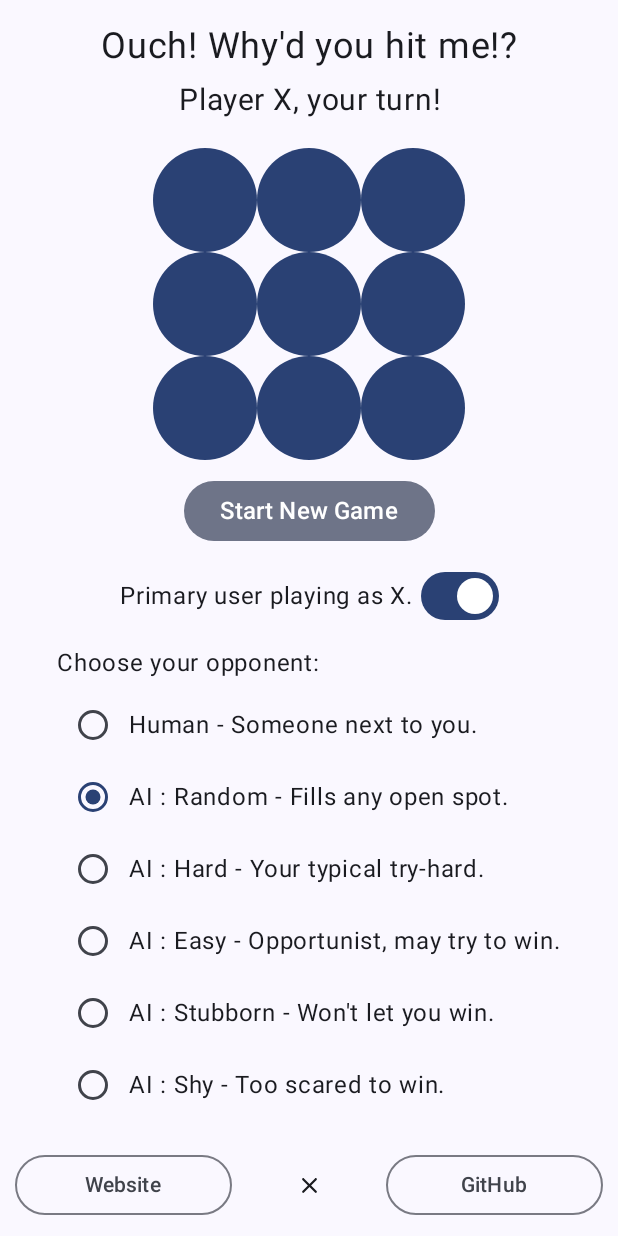
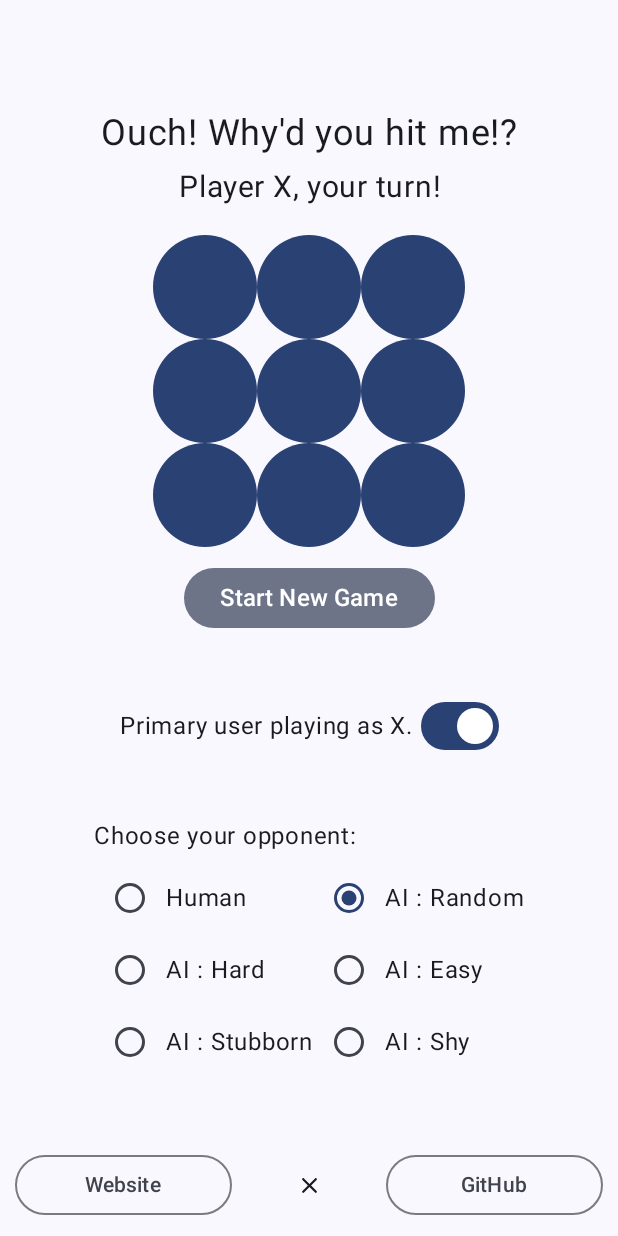
Before and after one commit to Hyperling/TicTacToeAndroid, an Android app built with Jetpack Compose: the screen it shows after launch (MainActivity), after a tap on "Let's play Tic-Tac-Toe!", on a phone screen of 412 x 824 dp. Run offline under Robolectric (Android 15) with nearby library versions, the phone set to English and light mode, and no system bars.

Commit message:
Fix UI being too tall for some devices.

```diff
--- a/app/build.gradle.kts
+++ b/app/build.gradle.kts
@@ -11,8 +11,8 @@ android {
         applicationId = "com.hyperling.tictactoe"
         minSdk = 21
         targetSdk = 34
-        versionCode = 1
-        versionName = "1.0"
+        versionCode = 2
+        versionName = "1.0.1"
 
         testInstrumentationRunner = "androidx.test.runner.AndroidJUnitRunner"
         vectorDrawables {
--- a/app/src/main/java/com/hyperling/tictactoe/MainActivity.kt
+++ b/app/src/main/java/com/hyperling/tictactoe/MainActivity.kt
@@ -194,8 +194,8 @@ fun Game() {
     Column(
         horizontalAlignment = Alignment.CenterHorizontally
         , verticalArrangement = Arrangement.Center
-        , modifier = Modifier
-            .fillMaxSize()
+        //, modifier = Modifier
+        //    .fillMaxSize()
     ) {
 
         Spacer(modifier = Modifier.weight(0.1f))
@@ -346,6 +346,15 @@ fun Game() {
                 fontSize = 16.sp
             )
             Spacer(modifier = Modifier.size(5.dp))
+
+            Row(
+                verticalAlignment = Alignment.CenterVertically,
+                horizontalArrangement = Arrangement.SpaceEvenly
+            ) {
+                Column (
+                    horizontalAlignment = Alignment.Start,
+                    verticalArrangement = Arrangement.Top
+                ) {
                     Row (
                         verticalAlignment = Alignment.CenterVertically,
                         modifier = Modifier.clickable {
@@ -358,21 +367,6 @@ fun Game() {
                         )
                         Text(
                             text = stringResource(id = R.string.opponent_human),
-                    fontSize = 16.sp
-                )
-            }
-            Row (
-                verticalAlignment = Alignment.CenterVertically,
-                modifier = Modifier.clickable {
-                    opponentRandom = setRadiosFalse()
-                }
-            ){
-                RadioButton(
-                    selected = opponentRandom,
-                    onClick = { opponentRandom = setRadiosFalse() },
-                )
-                Text(
-                    text = stringResource(id = R.string.opponent_random),
                             fontSize = 16.sp
                         )
                     }
@@ -394,6 +388,42 @@ fun Game() {
                     Row (
                         verticalAlignment = Alignment.CenterVertically,
                         modifier = Modifier.clickable {
+                            opponentAnnoying = setRadiosFalse()
+                        }
+                    ){
+                        RadioButton(
+                            selected = opponentAnnoying,
+                            onClick = { opponentAnnoying = setRadiosFalse() },
+                        )
+                        Text(
+                            text = stringResource(id = R.string.opponent_annoying),
+                            fontSize = 16.sp
+                        )
+                    }
+                }
+
+                Column (
+                    horizontalAlignment = Alignment.Start,
+                    verticalArrangement = Arrangement.Bottom
+                ) {
+                    Row (
+                        verticalAlignment = Alignment.CenterVertically,
+                        modifier = Modifier.clickable {
+                            opponentRandom = setRadiosFalse()
+                        }
+                    ){
+                        RadioButton(
+                            selected = opponentRandom,
+                            onClick = { opponentRandom = setRadiosFalse() },
+                        )
+                        Text(
+                            text = stringResource(id = R.string.opponent_random),
+                            fontSize = 16.sp
+                        )
+                    }
+                    Row (
+                        verticalAlignment = Alignment.CenterVertically,
+                        modifier = Modifier.clickable {
                             opponentEasy = setRadiosFalse()
                         }
                     ){
@@ -403,21 +433,6 @@ fun Game() {
                         )
                         Text(
                             text = stringResource(id = R.string.opponent_easy),
-                    fontSize = 16.sp
-                )
-            }
-            Row (
-                verticalAlignment = Alignment.CenterVertically,
-                modifier = Modifier.clickable {
-                    opponentAnnoying = setRadiosFalse()
-                }
-            ){
-                RadioButton(
-                    selected = opponentAnnoying,
-                    onClick = { opponentAnnoying = setRadiosFalse() },
-                )
-                Text(
-                    text = stringResource(id = R.string.opponent_annoying),
                             fontSize = 16.sp
                         )
                     }
@@ -435,6 +450,8 @@ fun Game() {
                             text = stringResource(id = R.string.opponent_shy),
                             fontSize = 16.sp
                         )
+                    }
+                }
             }
         }
         Spacer(modifier = Modifier.weight(.05f))
--- a/app/src/main/res/values/strings.xml
+++ b/app/src/main/res/values/strings.xml
@@ -2,12 +2,12 @@
     <string name="app_name">Tic-Tac-Toe</string>
 
     <string name="opponent_header">Choose your opponent:</string>
-    <string name="opponent_human">Human - Someone next to you.</string>
-    <string name="opponent_random">AI : Random - Fills any open spot.</string>
-    <string name="opponent_hard">AI : Hard - Your typical try-hard.</string>
-    <string name="opponent_easy">AI : Easy - Opportunist, may try to win.</string>
-    <string name="opponent_annoying">AI : Stubborn - Won\'t let you win.</string>
-    <string name="opponent_shy">AI : Shy - Too scared to win.</string>
+    <string name="opponent_human">Human</string>
+    <string name="opponent_random">AI : Random</string>
+    <string name="opponent_hard">AI : Hard</string>
+    <string name="opponent_easy">AI : Easy</string>
+    <string name="opponent_annoying">AI : Stubborn</string>
+    <string name="opponent_shy">AI : Shy</string>
 
     <string name="link1_text">Website</string>
     <string name="link1_uri">https://hyperling.com</string>
```
Lines whose indentation alone changed are shown as unchanged.
